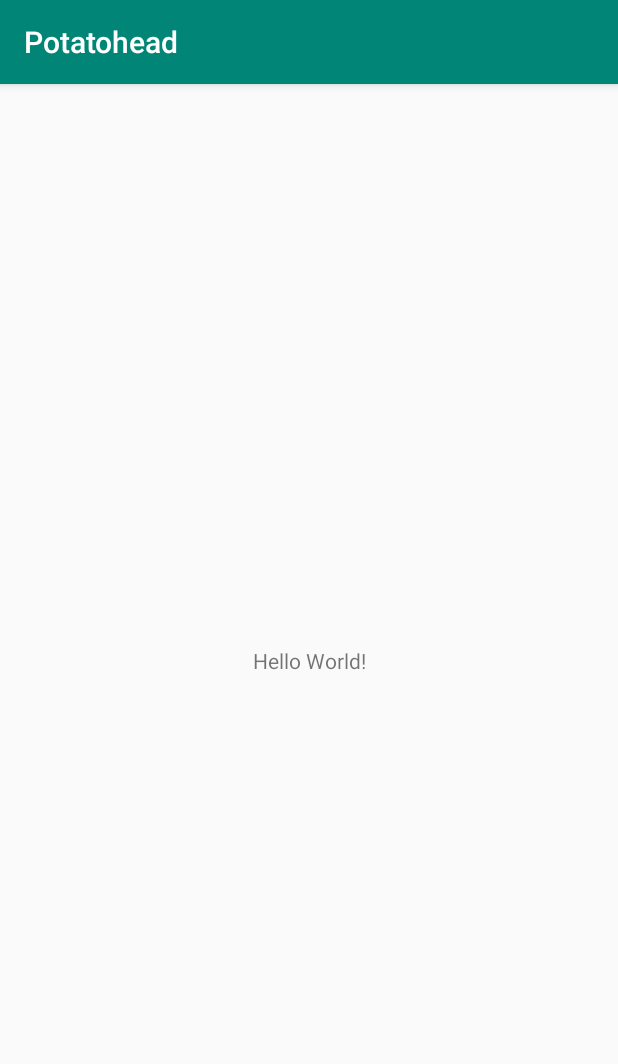
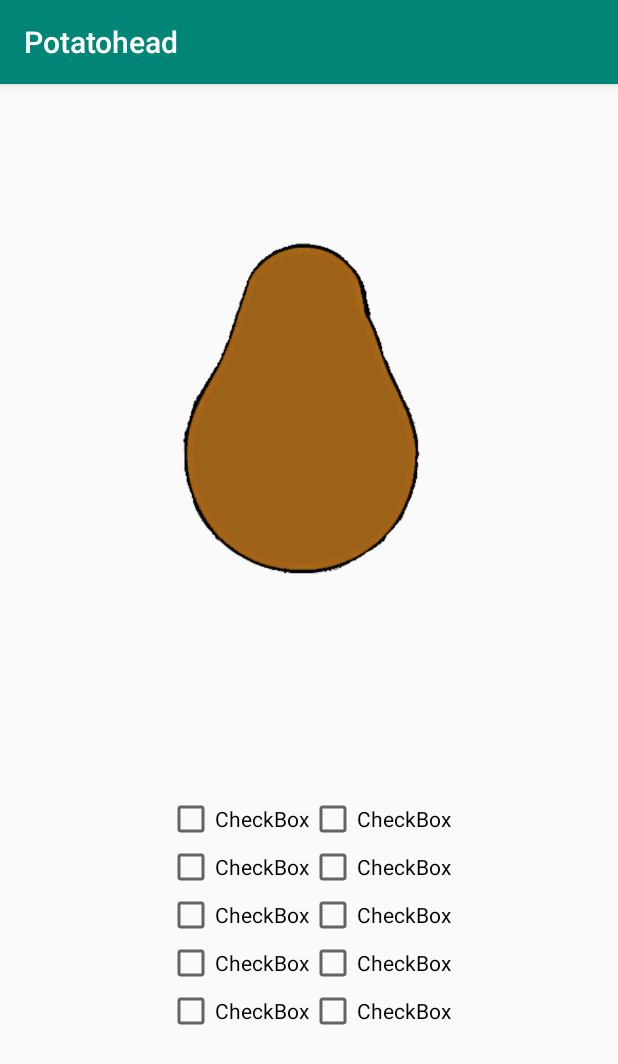
Before and after one commit to MadeOfMagicAndWires/Potatohead, an Android app: the screen it shows after launch (MainActivity), on a phone screen of 412 x 824 dp. Shown: the top 1064 px of the screen. Run offline under Robolectric (Android 15) with nearby library versions, the phone set to English and light mode, and no system bars.

Commit message:
Initial Layout
Signed-off-by: Joost Bremmer <contact@madeofmagicandwires.online>

```diff
--- a/app/src/main/res/layout/activity_main.xml
+++ b/app/src/main/res/layout/activity_main.xml
@@ -1,19 +1,175 @@
 <?xml version="1.0" encoding="utf-8"?>
-<android.support.constraint.ConstraintLayout
-    xmlns:android="http://schemas.android.com/apk/res/android"
+<android.support.constraint.ConstraintLayout xmlns:android="http://schemas.android.com/apk/res/android"
+    xmlns:app="http://schemas.android.com/apk/res-auto"
     xmlns:tools="http://schemas.android.com/tools"
-    xmlns:app="http://schemas.android.com/apk/res-auto"
     android:layout_width="match_parent"
     android:layout_height="match_parent"
     tools:context=".MainActivity">
 
-    <TextView
+    <FrameLayout
+        android:id="@+id/FRAME"
+        android:layout_width="422dp"
+        android:layout_height="301dp"
+        android:layout_marginEnd="8dp"
+        app:layout_constraintBottom_toTopOf="@+id/GRID"
+        app:layout_constraintEnd_toEndOf="parent"
+        app:layout_constraintStart_toStartOf="parent"
+        app:layout_constraintTop_toTopOf="parent">
+
+        <ImageView
+            android:id="@+id/body"
+            android:layout_width="match_parent"
+            android:layout_height="match_parent"
+            android:contentDescription="Body imageview"
+            android:visibility="visible"
+            app:srcCompat="@drawable/body" />
+
+        <ImageView
+            android:id="@+id/arms"
+            android:layout_width="match_parent"
+            android:layout_height="match_parent"
+            android:contentDescription="arms imageview"
+            android:visibility="invisible"
+            app:srcCompat="@drawable/arms" />
+
+        <ImageView
+            android:id="@+id/shoes"
+            android:layout_width="match_parent"
+            android:layout_height="match_parent"
+            android:contentDescription="shoes imageview"
+            android:visibility="invisible"
+            app:srcCompat="@drawable/shoes" />
+
+        <ImageView
+            android:id="@+id/ears"
+            android:layout_width="match_parent"
+            android:layout_height="match_parent"
+            android:contentDescription="ears imageview"
+            android:visibility="invisible"
+            app:srcCompat="@drawable/ears" />
+
+        <ImageView
+            android:id="@+id/mouth"
+            android:layout_width="match_parent"
+            android:layout_height="match_parent"
+            android:contentDescription="mouth imageview"
+            android:visibility="invisible"
+            app:srcCompat="@drawable/mouth" />
+
+        <ImageView
+            android:id="@+id/nose"
+            android:layout_width="match_parent"
+            android:layout_height="match_parent"
+            android:contentDescription="nose imageview"
+            android:visibility="invisible"
+            app:srcCompat="@drawable/nose" />
+
+        <ImageView
+            android:id="@+id/eyes"
+            android:layout_width="match_parent"
+            android:layout_height="match_parent"
+            android:contentDescription="eyes imageview"
+            android:visibility="invisible"
+            app:srcCompat="@drawable/eyes" />
+
+        <ImageView
+            android:id="@+id/eyebrows"
+            android:layout_width="match_parent"
+            android:layout_height="match_parent"
+            android:contentDescription="eyebrows imageview"
+            android:visibility="invisible"
+            app:srcCompat="@drawable/eyebrows" />
+
+        <ImageView
+            android:id="@+id/glasses"
+            android:layout_width="match_parent"
+            android:layout_height="match_parent"
+            android:contentDescription="glasses imageview"
+            android:visibility="invisible"
+            app:srcCompat="@drawable/glasses" />
+
+        <ImageView
+            android:id="@+id/hat"
+            android:layout_width="match_parent"
+            android:layout_height="match_parent"
+            android:contentDescription="hat imageview"
+            android:visibility="invisible"
+            app:srcCompat="@drawable/hat" />
+    </FrameLayout>
+
+    <GridLayout
+        android:id="@+id/GRID"
         android:layout_width="wrap_content"
-        android:layout_height="wrap_content"
-        android:text="Hello World!"
+        android:layout_height="200dp"
+        android:layout_marginStart="8dp"
+        android:layout_marginEnd="8dp"
+        android:layout_marginBottom="8dp"
+        android:columnCount="2"
+        android:rowCount="5"
         app:layout_constraintBottom_toBottomOf="parent"
-        app:layout_constraintLeft_toLeftOf="parent"
-        app:layout_constraintRight_toRightOf="parent"
-        app:layout_constraintTop_toTopOf="parent" />
+        app:layout_constraintEnd_toEndOf="parent"
+        app:layout_constraintStart_toStartOf="parent"
+        app:layout_constraintTop_toBottomOf="@+id/FRAME">
 
+
+        <CheckBox
+            android:id="@+id/checkBox1"
+            android:layout_width="wrap_content"
+            android:layout_height="wrap_content"
+            android:text="CheckBox" />
+
+        <CheckBox
+            android:id="@+id/checkBox2"
+            android:layout_width="wrap_content"
+            android:layout_height="wrap_content"
+            android:text="CheckBox" />
+
+        <CheckBox
+            android:id="@+id/checkBox3"
+            android:layout_width="wrap_content"
+            android:layout_height="wrap_content"
+            android:text="CheckBox" />
+
+        <CheckBox
+            android:id="@+id/checkBox4"
+            android:layout_width="wrap_content"
+            android:layout_height="wrap_content"
+            android:text="CheckBox" />
+
+        <CheckBox
+            android:id="@+id/checkBox5"
+            android:layout_width="wrap_content"
+            android:layout_height="wrap_content"
+            android:text="CheckBox" />
+
+        <CheckBox
+            android:id="@+id/checkBox6"
+            android:layout_width="wrap_content"
+            android:layout_height="wrap_content"
+            android:text="CheckBox" />
+
+        <CheckBox
+            android:id="@+id/checkBox7"
+            android:layout_width="wrap_content"
+            android:layout_height="wrap_content"
+            android:text="CheckBox" />
+
+        <CheckBox
+            android:id="@+id/checkBox8"
+            android:layout_width="wrap_content"
+            android:layout_height="wrap_content"
+            android:text="CheckBox" />
+
+        <CheckBox
+            android:id="@+id/checkBox9"
+            android:layout_width="wrap_content"
+            android:layout_height="wrap_content"
+            android:text="CheckBox" />
+
+        <CheckBox
+            android:id="@+id/checkBox0"
+            android:layout_width="wrap_content"
+            android:layout_height="wrap_content"
+            android:text="CheckBox" />
+    </GridLayout>
 </android.support.constraint.ConstraintLayout>
```
